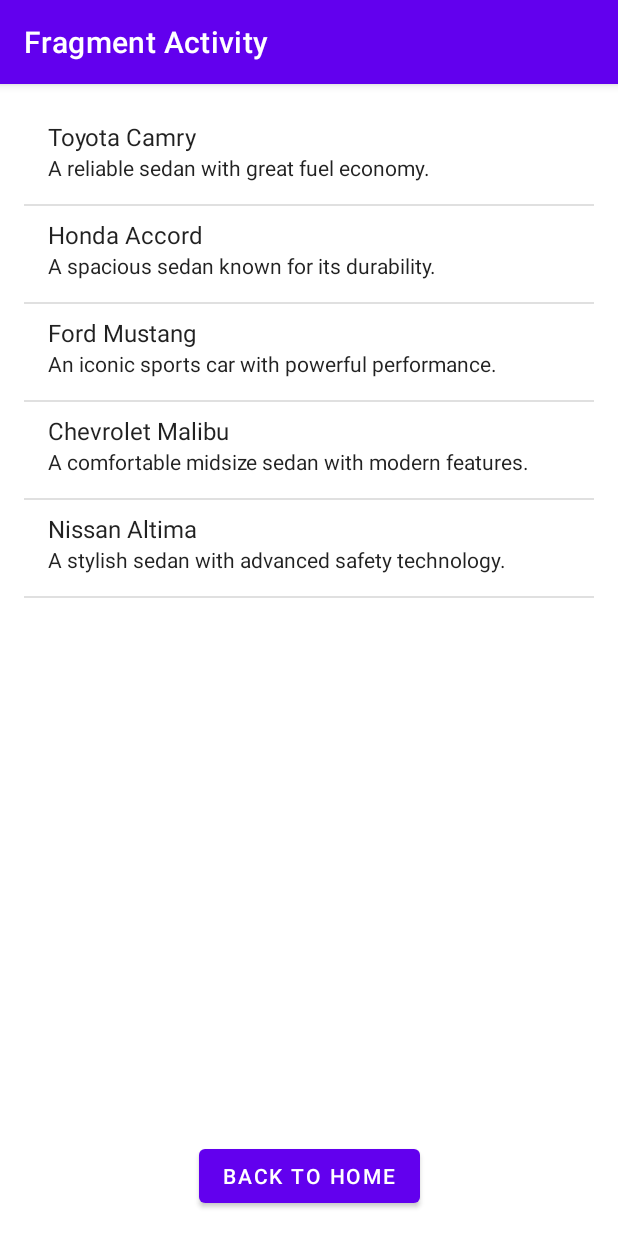
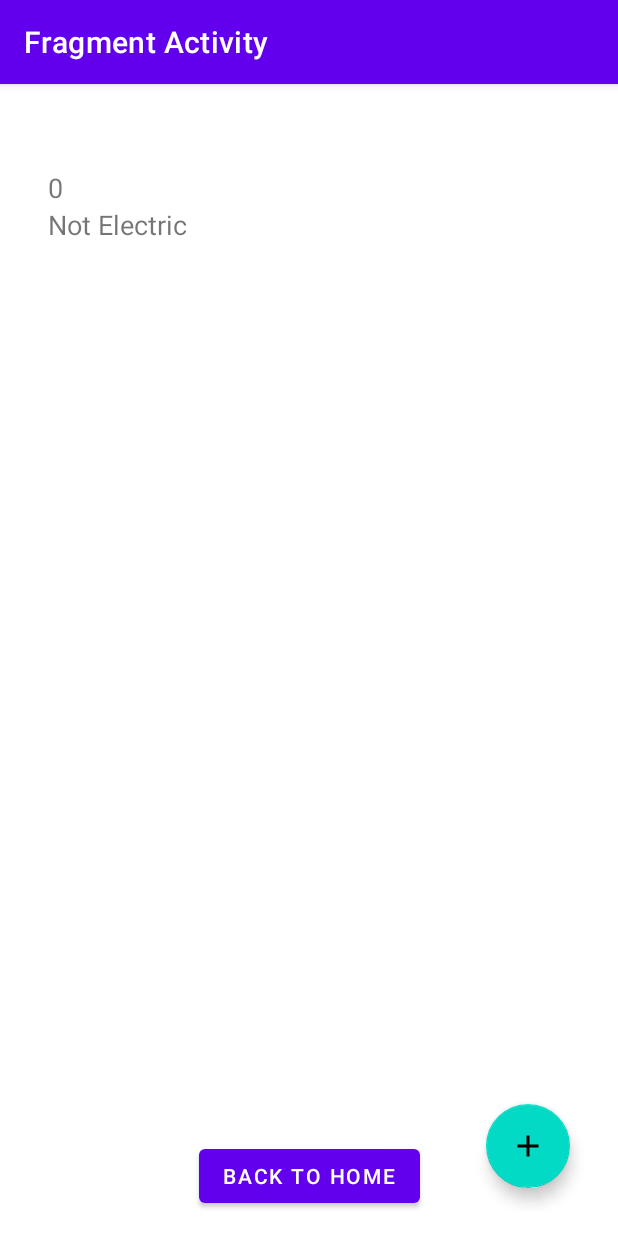
Before and after one commit to fidele22/mobileAppAss, an Android app: the fragment Fragment2 placed in its activity, on a phone screen of 412 x 824 dp. Run offline under Robolectric (Android 15) with nearby library versions, the phone set to English and light mode, and no system bars.

Commit message:
upload database

```diff
--- /dev/null
+++ b/androidapp/app/src/main/java/com/example/androidapp/crud/CarDAO.java
@@ -0,0 +1,31 @@
+package com.example.androidapp.crud;
+
+import android.content.ContentValues;
+import android.content.Context;
+import android.database.Cursor;
+import android.database.sqlite.SQLiteDatabase;
+
+import com.example.androidapp.database.CarDatabase;
+import com.example.androidapp.ui.data.Car;
+
+public class CarDAO {
+    private CarDatabase carDatabase;
+
+    public CarDAO(Context context) {
+        carDatabase = new CarDatabase(context);
+    }
+
+    public void saveCar(Car car) {
+        SQLiteDatabase db = carDatabase.getWritableDatabase();
+        ContentValues values = new ContentValues();
+        values.put("car_name", car.getCarName());
+        values.put("is_electric", car.isElectric() ? 1 : 0);
+        values.put("year", car.getYear());
+        db.insert("cars", null, values);
+    }
+
+    public Cursor getAllCars() {
+        SQLiteDatabase db = carDatabase.getReadableDatabase();
+        return db.query("cars", null, null, null, null, null, null);
+    }
+}
--- /dev/null
+++ b/androidapp/app/src/main/java/com/example/androidapp/database/CarDatabase.java
@@ -0,0 +1,25 @@
+package com.example.androidapp.database;
+
+import android.content.Context;
+import android.database.sqlite.SQLiteDatabase;
+import android.database.sqlite.SQLiteOpenHelper;
+
+public class CarDatabase extends SQLiteOpenHelper {
+    private static final String DB_NAME = "cars.db";
+    private static final int DB_VERSION = 1;
+
+    public CarDatabase(Context context) {
+        super(context, DB_NAME, null, DB_VERSION);
+    }
+
+    @Override
+    public void onCreate(SQLiteDatabase db) {
+        db.execSQL("CREATE TABLE cars (car_id INTEGER PRIMARY KEY, car_name TEXT, is_electric INTEGER, year INTEGER)");
+    }
+
+    @Override
+    public void onUpgrade(SQLiteDatabase db, int oldVersion, int newVersion) {
+        db.execSQL("DROP TABLE IF EXISTS cars");
+        onCreate(db);
+    }
+}
--- /dev/null
+++ b/androidapp/app/src/main/java/com/example/androidapp/ui/adpters/CarAdapter.java
@@ -0,0 +1,51 @@
+package com.example.androidapp.adapter;
+import com.example.androidapp.R;
+import android.content.Context;
+import android.database.Cursor;
+import android.view.LayoutInflater;
+import android.view.View;
+import android.view.ViewGroup;
+import android.widget.TextView;
+
+import androidx.recyclerview.widget.RecyclerView;
+
+public class CarAdapter extends RecyclerView.Adapter<CarAdapter.ViewHolder> {
+    private Cursor cursor;
+    private Context context;
+
+    public CarAdapter(Cursor cursor) {
+        this.cursor = cursor;
+    }
+
+    @Override
+    public ViewHolder onCreateViewHolder(ViewGroup parent, int viewType) {
+        View view = LayoutInflater.from(parent.getContext()).inflate(R.layout.item_car, parent, false);
+        return new ViewHolder(view);
+    }
+
+    @Override
+    public void onBindViewHolder(ViewHolder holder, int position) {
+        cursor.moveToPosition(position);
+        holder.carNameTextView.setText(cursor.getString(1));
+        holder.yearTextView.setText(String.valueOf(cursor.getInt(3)));
+        holder.isElectricTextView.setText(cursor.getInt(2) == 1 ? "Electric" : "Not Electric");
+    }
+
+    @Override
+    public int getItemCount() {
+        return cursor.getCount();
+    }
+
+    public class ViewHolder extends RecyclerView.ViewHolder {
+        public TextView carNameTextView;
+        public TextView yearTextView;
+        public TextView isElectricTextView;
+
+        public ViewHolder(View itemView) {
+            super(itemView);
+            carNameTextView = itemView.findViewById(R.id.car_name_text_view);
+            yearTextView = itemView.findViewById(R.id.year_text_view);
+            isElectricTextView = itemView.findViewById(R.id.is_electric_text_view);
+        }
+    }
+}
--- a/androidapp/app/src/main/java/com/example/androidapp/ui/fragmentactivity/Fragment1.java
+++ b/androidapp/app/src/main/java/com/example/androidapp/ui/fragmentactivity/Fragment1.java
@@ -1,10 +1,15 @@
 package com.example.androidapp.ui.fragmentactivity;
 
+import com.example.androidapp.ui.data.Car;
 import android.os.Bundle;
 import android.view.LayoutInflater;
 import android.view.View;
+import com.example.androidapp.crud.CarDAO;
 import android.view.ViewGroup;
 import android.widget.Button;
+import android.widget.EditText;
+import android.widget.CheckBox;
+import android.widget.Toast; // Import Toast
 import androidx.annotation.NonNull;
 import androidx.annotation.Nullable;
 import androidx.fragment.app.Fragment;
@@ -18,12 +23,36 @@ public class Fragment1 extends Fragment {
     public View onCreateView(@NonNull LayoutInflater inflater, @Nullable ViewGroup container, @Nullable Bundle savedInstanceState) {
         View view = inflater.inflate(R.layout.fragment_1, container, false);
 
-        // Find the button and set an OnClickListener
+        // Find the button and set an OnClickListener for navigating to Fragment2
         Button visitListButton = view.findViewById(R.id.btn_visit_list);
         visitListButton.setOnClickListener(new View.OnClickListener() {
             @Override
             public void onClick(View v) {
                 navigateToFragment2();
+            }
+        });
+
+        Button sendButton = view.findViewById(R.id.send_button);
+        sendButton.setOnClickListener(new View.OnClickListener() {
+            @Override
+            public void onClick(View v) {
+                EditText carNameEditText = view.findViewById(R.id.edit_text_car_name);
+                EditText carYearEditText = view.findViewById(R.id.edit_text_car_year);
+//                EditText carPlaqueEditText = view.findViewById(R.id.edit_text_car_plaque);
+                CheckBox isElectricCheckBox = view.findViewById(R.id.checkbox_is_electric);
+
+                String carName = carNameEditText.getText().toString();
+                int carYear = Integer.parseInt(carYearEditText.getText().toString());
+//                String carPlaque = carPlaqueEditText.getText().toString();
+                boolean isElectric = isElectricCheckBox.isChecked();
+
+                int carId = 0; // or generate it based on your logic
+                Car car = new Car(carId, carName, isElectric, carYear);
+                CarDAO carDAO = new CarDAO(getContext());
+                carDAO.saveCar(car); // Save the car data
+
+                // Show success message
+                Toast.makeText(getContext(), "Data sent successfully", Toast.LENGTH_SHORT).show();
             }
         });
 
--- a/androidapp/app/src/main/java/com/example/androidapp/ui/fragmentactivity/Fragment2.java
+++ b/androidapp/app/src/main/java/com/example/androidapp/ui/fragmentactivity/Fragment2.java
@@ -1,101 +1,62 @@
 package com.example.androidapp.ui.fragmentactivity;
 
-import android.content.Intent;
+import android.database.Cursor;
 import android.os.Bundle;
 import androidx.annotation.NonNull;
 import androidx.annotation.Nullable;
 import androidx.fragment.app.Fragment;
+import androidx.recyclerview.widget.LinearLayoutManager;
+import androidx.recyclerview.widget.RecyclerView;
 import android.view.LayoutInflater;
 import android.view.View;
 import android.view.ViewGroup;
-import android.widget.Button;
-import android.widget.ListView;
-import android.content.Context;
-import android.widget.ArrayAdapter;
-import android.widget.TextView;
-
-import com.example.androidapp.MainActivity;
 import com.example.androidapp.R;
-
-import java.util.ArrayList;
+import com.example.androidapp.adapter.CarAdapter;
+import com.example.androidapp.crud.CarDAO;
+import com.google.android.material.floatingactionbutton.FloatingActionButton;
 
 public class Fragment2 extends Fragment {
-
-    private ListView listView;
-    private ArrayList<Car> carList;
+    private RecyclerView recyclerView;
+    private CarAdapter carAdapter;
+    private CarDAO carDAO;
 
     @Nullable
     @Override
-    public View onCreateView(@NonNull LayoutInflater inflater, @Nullable ViewGroup container,
-                             @Nullable Bundle savedInstanceState) {
+    public View onCreateView(@NonNull LayoutInflater inflater, @Nullable ViewGroup container, @Nullable Bundle savedInstanceState) {
         View view = inflater.inflate(R.layout.fragment_2, container, false);
-        listView = view.findViewById(R.id.car_list_view);
 
-        // Initialize sample car data
-        carList = new ArrayList<>();
-        carList.add(new Car("Toyota Camry", "A reliable sedan with great fuel economy."));
-        carList.add(new Car("Honda Accord", "A spacious sedan known for its durability."));
-        carList.add(new Car("Ford Mustang", "An iconic sports car with powerful performance."));
-        carList.add(new Car("Chevrolet Malibu", "A comfortable midsize sedan with modern features."));
-        carList.add(new Car("Nissan Altima", "A stylish sedan with advanced safety technology."));
+        recyclerView = view.findViewById(R.id.recycler_view);
+        recyclerView.setLayoutManager(new LinearLayoutManager(getContext()));
 
-        // Set up the adapter
-        CarAdapter adapter = new CarAdapter(requireContext(), carList);
-        listView.setAdapter(adapter);
+        carDAO = new CarDAO(getContext());
+        loadCars(); // Load initial data
 
-//        // Find the back button and set an OnClickListener
-//        Button backToMainButton = view.findViewById(R.id.btn_back_to_main);
-//        backToMainButton.setOnClickListener(new View.OnClickListener() {
-//            @Override
-//            public void onClick(View v) {
-//                navigateBackToMainActivity();
-//            }
-//        });
+        FloatingActionButton fab = view.findViewById(R.id.fab);
+        fab.setOnClickListener(new View.OnClickListener() {
+            @Override
+            public void onClick(View v) {
+                // Load Fragment1 to add a new car
+                Fragment1 fragment1 = new Fragment1();
+                getActivity().getSupportFragmentManager().beginTransaction()
+                        .replace(R.id.fragment_container, fragment1)
+                        .addToBackStack(null)
+                        .commit();
+            }
+        });
 
         return view;
     }
 
-//    // Method to navigate back to MainActivity
-//    private void navigateBackToMainActivity() {
-//        Intent intent = new Intent(getActivity(), MainActivity.class);
-//        startActivity(intent);
-//        getActivity().finish();  // Optionally close the FragmentActivity if you want to remove it from the back stack
-//    }
-
-    // Car data model
-    private static class Car {
-        String name;
-        String description;
-
-        Car(String name, String description) {
-            this.name = name;
-            this.description = description;
-        }
+    // Method to load cars from the database and set the adapter
+    private void loadCars() {
+        Cursor cursor = carDAO.getAllCars();
+        carAdapter = new CarAdapter(cursor);
+        recyclerView.setAdapter(carAdapter);
     }
 
-    // Custom adapter for the car list
-    private static class CarAdapter extends ArrayAdapter<Car> {
-        CarAdapter(@NonNull Context context, ArrayList<Car> cars) {
-            super(context, 0, cars);
-        }
-
-        @NonNull
-        @Override
-        public View getView(int position, @Nullable View convertView, @NonNull ViewGroup parent) {
-            if (convertView == null) {
-                convertView = LayoutInflater.from(getContext()).inflate(android.R.layout.simple_list_item_2, parent, false);
-            }
-
-            Car currentCar = getItem(position);
-            if (currentCar != null) {
-                TextView nameTextView = convertView.findViewById(android.R.id.text1);
-                TextView descriptionTextView = convertView.findViewById(android.R.id.text2);
-
-                nameTextView.setText(currentCar.name);
-                descriptionTextView.setText(currentCar.description);
-            }
-
-            return convertView;
-        }
+    @Override
+    public void onResume() {
+        super.onResume();
+        loadCars(); // Refresh data when returning to Fragment2
     }
 }
--- a/androidapp/app/src/main/java/com/example/androidapp/ui/tabbedactivity/TabbedActivity.java
+++ b/androidapp/app/src/main/java/com/example/androidapp/ui/tabbedactivity/TabbedActivity.java
@@ -8,7 +8,6 @@ import androidx.fragment.app.Fragment;
 import androidx.fragment.app.FragmentActivity;
 import androidx.viewpager2.adapter.FragmentStateAdapter;
 import androidx.viewpager2.widget.ViewPager2;
-
 import com.example.androidapp.R;
 import com.example.androidapp.ui.fragmentactivity.Fragment4;
 import com.google.android.material.tabs.TabLayout;
--- /dev/null
+++ b/androidapp/app/src/main/res/drawable/baseline_add_24.xml
@@ -0,0 +1,5 @@
+<vector xmlns:android="http://schemas.android.com/apk/res/android" android:height="24dp" android:tint="#0A24AB" android:viewportHeight="24" android:viewportWidth="24" android:width="24dp">
+
+    <path android:fillColor="@android:color/white" android:pathData="M19,13h-6v6h-2v-6H5v-2h6V5h2v6h6v2z"/>
+
+</vector>
--- a/androidapp/app/src/main/res/layout/fragment_1.xml
+++ b/androidapp/app/src/main/res/layout/fragment_1.xml
@@ -66,6 +66,7 @@
             android:minHeight="48dp" />
 
         <Button
+            android:id="@+id/send_button"
             android:layout_width="wrap_content"
             android:layout_height="wrap_content"
             android:text="Send"
--- a/androidapp/app/src/main/res/layout/fragment_2.xml
+++ b/androidapp/app/src/main/res/layout/fragment_2.xml
@@ -4,17 +4,17 @@
     android:layout_height="match_parent"
     android:orientation="vertical">
 
-    <ListView
-        android:id="@+id/car_list_view"
+    <androidx.recyclerview.widget.RecyclerView
+        android:id="@+id/recycler_view"
         android:layout_width="match_parent"
         android:layout_height="0dp"
         android:layout_weight="1" />
-    <!-- Button to go back to MainActivity -->
-<!--    <Button-->
-<!--        android:id="@+id/btn_back_to_main"-->
-<!--        android:layout_width="wrap_content"-->
-<!--        android:layout_height="wrap_content"-->
-<!--        android:text="Back to Home"-->
-<!--        android:layout_gravity="center_horizontal"-->
-<!--        android:layout_marginTop="16dp" />-->
+
+    <com.google.android.material.floatingactionbutton.FloatingActionButton
+        android:id="@+id/fab"
+        android:layout_width="wrap_content"
+        android:layout_height="wrap_content"
+        android:layout_gravity="end|bottom"
+        android:layout_margin="16dp"
+        android:src="@drawable/baseline_add_24" />
 </LinearLayout>
--- /dev/null
+++ b/androidapp/app/src/main/res/layout/item_car.xml
@@ -0,0 +1,25 @@
+<?xml version="1.0" encoding="utf-8"?>
+<LinearLayout xmlns:android="http://schemas.android.com/apk/res/android"
+    android:layout_width="match_parent"
+    android:layout_height="wrap_content"
+    android:orientation="vertical"
+    android:padding="16dp">
+
+    <TextView
+        android:id="@+id/car_name_text_view"
+        android:layout_width="match_parent"
+        android:layout_height="wrap_content"
+        android:textSize="18sp" />
+
+    <TextView
+        android:id="@+id/year_text_view"
+        android:layout_width="match_parent"
+        android:layout_height="wrap_content"
+        android:textSize="18sp" />
+
+    <TextView
+        android:id="@+id/is_electric_text_view"
+        android:layout_width="match_parent"
+        android:layout_height="wrap_content"
+        android:textSize="18sp" />
+</LinearLayout>
```
Also changed, not shown: androidapp/app/src/main/java/com/example/androidapp/ui/data/Car.java (+6 -2 lines).
